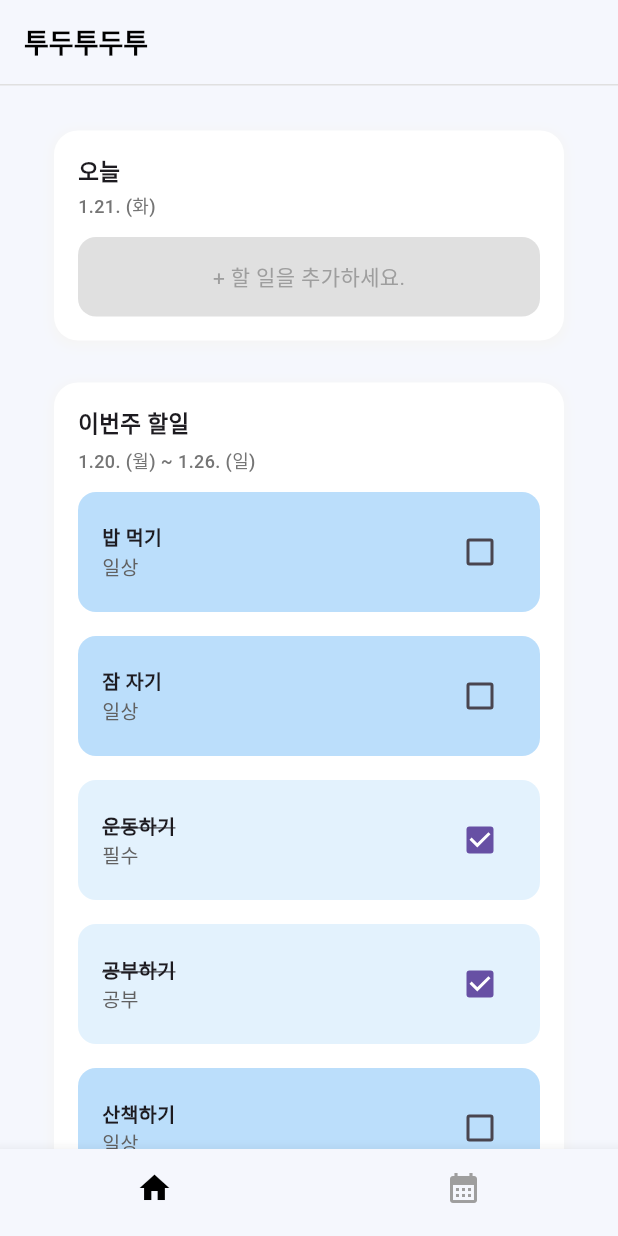
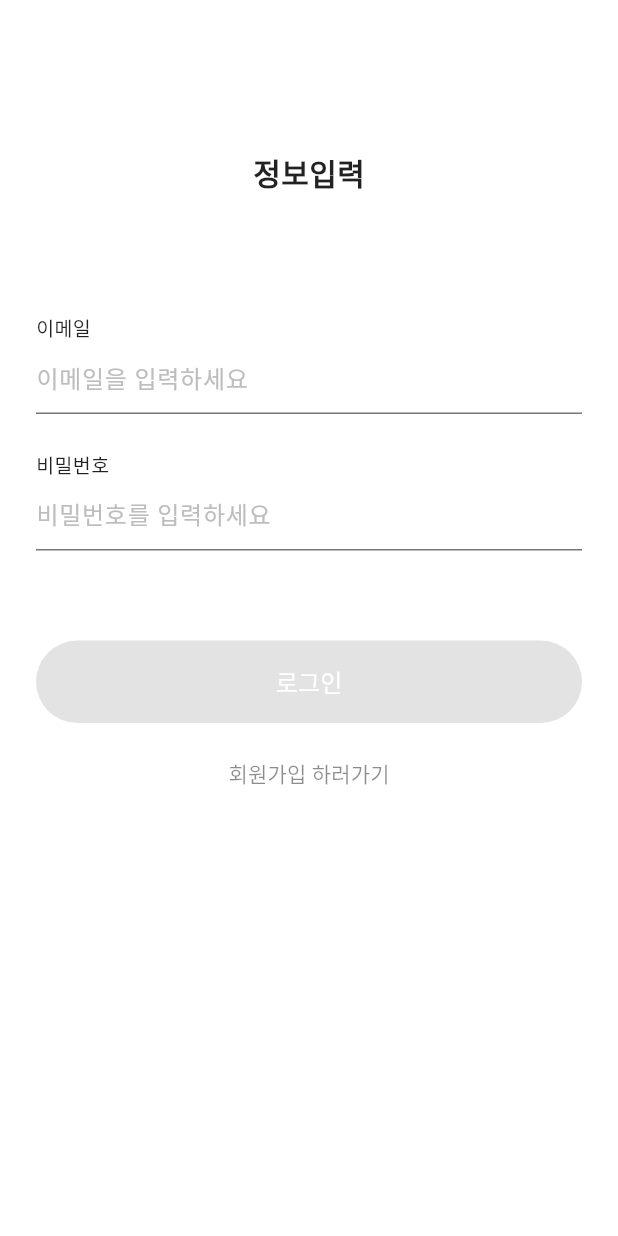
Before and after one commit to Team-TodoTodoTo/frontend, a Flutter app: the screen it shows after launch, on a phone screen of 412 x 824 dp. Run offline on Flutter 3.47's test engine with Material 3 defaults, Android fonts, the phone set to English and light mode, and no system bars; our stand-ins replace get, table_calendar.

Commit message:
feat: 회원가입 로그인 페이지 생성

```diff
--- a/lib/src/app.dart
+++ b/lib/src/app.dart
@@ -1,6 +1,8 @@
 import 'package:flutter/material.dart';
 import 'package:get/get.dart';
 import 'layout/main_layout.dart';
+import 'screens/auth/login.dart';
+import 'screens/auth/signin.dart';
 
 class MyApp extends StatelessWidget {
   const MyApp({super.key});
@@ -9,7 +11,26 @@ class MyApp extends StatelessWidget {
   Widget build(BuildContext context) {
     return GetMaterialApp(
       debugShowCheckedModeBanner: false,
-      home: const MainLayout(),
+      navigatorKey: Get.key,
+      initialRoute: '/login', // 초기 경로를 로그인 페이지로 설정
+      getPages: [
+        GetPage(name: '/', page: () => const MainLayout()),
+        GetPage(name: '/login', page: () => LoginPage()), // 로그인 페이지
+        GetPage(name: '/signin', page: () => SigninPage()), // 회원가입 페이지
+      ],
+      unknownRoute:
+          GetPage(name: '/notfound', page: () => const NotFoundPage()),
     );
   }
 }
+
+class NotFoundPage extends StatelessWidget {
+  const NotFoundPage({super.key});
+
+  @override
+  Widget build(BuildContext context) {
+    return Scaffold(
+      body: Center(child: Text('페이지를 찾을 수 없습니다.')),
+    );
+  }
+}
--- /dev/null
+++ b/lib/src/screens/auth/login.dart
@@ -0,0 +1,150 @@
+import 'package:flutter/material.dart';
+import 'package:get/get.dart';
+
+class LoginPage extends StatefulWidget {
+  const LoginPage({super.key});
+
+  @override
+  State<LoginPage> createState() => _LoginPageState();
+}
+
+class _LoginPageState extends State<LoginPage> {
+  final TextEditingController emailController = TextEditingController();
+  final TextEditingController passwordController = TextEditingController();
+
+  bool isFormValid = false;
+
+  // 이메일 유효성 검사 함수
+  bool isValidEmail(String email) {
+    final RegExp emailRegExp = RegExp(
+      r'^[a-zA-Z0-9._%+-]+@[a-zA-Z0-9.-]+\.[a-zA-Z]{2,}$',
+    );
+    return emailRegExp.hasMatch(email);
+  }
+
+  // 입력 필드 상태 변경 감지 및 버튼 활성화 로직
+  void _validateForm() {
+    setState(() {
+      isFormValid = isValidEmail(emailController.text.trim()) &&
+          passwordController.text.trim().isNotEmpty;
+    });
+  }
+
+  @override
+  void initState() {
+    super.initState();
+    emailController.addListener(_validateForm);
+    passwordController.addListener(_validateForm);
+  }
+
+  @override
+  void dispose() {
+    emailController.dispose();
+    passwordController.dispose();
+    super.dispose();
+  }
+
+  @override
+  Widget build(BuildContext context) {
+    return Scaffold(
+      backgroundColor: Colors.white,
+      body: Padding(
+        padding: const EdgeInsets.symmetric(horizontal: 24.0),
+        child: Column(
+          crossAxisAlignment: CrossAxisAlignment.center,
+          children: [
+            const SizedBox(height: 100),
+            const Text(
+              '정보입력',
+              style: TextStyle(
+                fontSize: 20,
+                fontWeight: FontWeight.bold,
+                color: Colors.black87,
+              ),
+            ),
+            const SizedBox(height: 80),
+            Align(
+              alignment: Alignment.centerLeft,
+              child: const Text(
+                '이메일',
+                style: TextStyle(fontSize: 13, color: Colors.black87),
+              ),
+            ),
+            TextFormField(
+              controller: emailController,
+              keyboardType: TextInputType.emailAddress,
+              decoration: InputDecoration(
+                border: const UnderlineInputBorder(),
+                hintText: '이메일을 입력하세요',
+                hintStyle: TextStyle(color: Colors.grey.shade400),
+              ),
+            ),
+            const SizedBox(height: 24),
+            Align(
+              alignment: Alignment.centerLeft,
+              child: const Text(
+                '비밀번호',
+                style: TextStyle(fontSize: 13, color: Colors.black87),
+              ),
+            ),
+            TextFormField(
+              controller: passwordController,
+              obscureText: true,
+              obscuringCharacter: '*',
+              decoration: InputDecoration(
+                border: const UnderlineInputBorder(),
+                hintText: '비밀번호를 입력하세요',
+                hintStyle: TextStyle(color: Colors.grey.shade400),
+              ),
+            ),
+            const SizedBox(height: 60),
+            ElevatedButton(
+              onPressed: isFormValid
+                  ? () {
+                      String email = emailController.text.trim();
+                      String password = passwordController.text.trim();
+
+                      if (!isValidEmail(email)) {
+                        Get.snackbar(
+                          '입력 오류',
+                          '유효한 이메일을 입력하세요.',
+                          backgroundColor: Colors.red.shade100,
+                          snackPosition: SnackPosition.BOTTOM,
+                        );
+                      } else {
+                        // 유효한 이메일 및 비밀번호 입력 시 홈 화면으로 이동
+                        Get.offNamed('/');
+                      }
+                    }
+                  : null,
+              style: ElevatedButton.styleFrom(
+                backgroundColor: isFormValid
+                    ? const Color(0xFF397EC3)
+                    : Colors.grey.shade300,
+                padding: const EdgeInsets.symmetric(vertical: 16),
+                shape: RoundedRectangleBorder(
+                  borderRadius: BorderRadius.circular(30),
+                ),
+                minimumSize: const Size(double.infinity, 50),
+              ),
+              child: const Text(
+                '로그인',
+                style: TextStyle(color: Colors.white, fontSize: 16),
+              ),
+            ),
+            const SizedBox(height: 10),
+            TextButton(
+              onPressed: () {
+                Get.toNamed('/signin'); // 회원가입 페이지로 이동
+              },
+              child: const Text(
+                '회원가입 하러가기',
+                style: TextStyle(fontSize: 14, color: Colors.black45),
+              ),
+            ),
+          ],
+        ),
+      ),
+    );
+  }
+}
```
Also changed, not shown: lib/src/screens/auth/signin.dart (added, +187 -0 lines).
